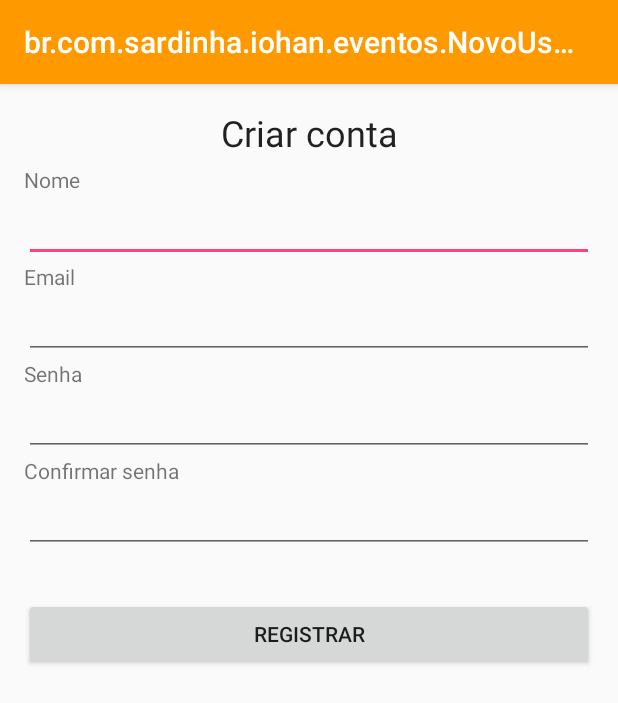
After one commit to IohanSardinha/Eventos, an Android app: the NovoUsuarioAcivity screen opened directly, with no data from a screen before it, on a phone screen of 412 x 824 dp. The commit adds this screen. Shown: the top 703 px of the screen. Run offline under Robolectric (Android 15) with nearby library versions, the phone set to English and light mode, and no system bars; our stand-ins replace Firebase (no records; nobody signed in at launch, a user with empty details on screens opened directly).

Commit message:
Adds sign up screen

```diff
--- a/app/src/main/AndroidManifest.xml
+++ b/app/src/main/AndroidManifest.xml
@@ -22,7 +22,8 @@
             android:name=".NovoEventoActivity"
             android:label="@string/novo_evento" />
         <activity android:name=".DetalhesEventoActivity" />
-        <activity android:name=".EventosActivity"></activity>
+        <activity android:name=".EventosActivity" />
+        <activity android:name=".NovoUsuarioAcivity"></activity>
     </application>
 
 </manifest>
--- a/app/src/main/java/br/com/sardinha/iohan/eventos/MainActivity.java
+++ b/app/src/main/java/br/com/sardinha/iohan/eventos/MainActivity.java
@@ -78,4 +78,8 @@ public class MainActivity extends AppCompatActivity {
             Toast.makeText(this, "Preencha os campos", Toast.LENGTH_SHORT).show();
         }
     }
+
+    public void novoUsuario(View view) {
+        startActivity(new Intent(MainActivity.this,NovoUsuarioAcivity.class));
+    }
 }
--- /dev/null
+++ b/app/src/main/java/br/com/sardinha/iohan/eventos/NovoUsuarioAcivity.java
@@ -0,0 +1,56 @@
+package br.com.sardinha.iohan.eventos;
+
+import android.support.annotation.NonNull;
+import android.support.v7.app.AppCompatActivity;
+import android.os.Bundle;
+import android.view.View;
+import android.widget.EditText;
+import android.widget.Toast;
+
+import com.google.android.gms.tasks.OnCompleteListener;
+import com.google.android.gms.tasks.Task;
+import com.google.firebase.auth.AuthResult;
+import com.google.firebase.auth.FirebaseAuth;
+
+public class NovoUsuarioAcivity extends AppCompatActivity {
+
+    private FirebaseAuth auth;
+
+    @Override
+    protected void onCreate(Bundle savedInstanceState) {
+        super.onCreate(savedInstanceState);
+        setContentView(R.layout.activity_novo_usuario_acivity);
+        auth = FirebaseAuth.getInstance();
+    }
+
+    public void registrar(View view) {
+        final String nome = ((EditText)findViewById(R.id.nome_registro)).getText().toString();
+        String email = ((EditText)findViewById(R.id.email_registro)).getText().toString();
+        String senha = ((EditText)findViewById(R.id.senha_registro)).getText().toString();
+        String confSenha = ((EditText)findViewById(R.id.confirmar_senha_registro)).getText().toString();
+        if(nome.isEmpty() || email.isEmpty() || senha.isEmpty() || confSenha.isEmpty())
+        {
+            Toast.makeText(this, "Preencha todos os campos", Toast.LENGTH_SHORT).show();
+        }
+        else if(!senha.equals(confSenha))
+        {
+            Toast.makeText(this, "Senhas não batem", Toast.LENGTH_SHORT).show();
+        }
+        else {
+            auth.createUserWithEmailAndPassword(email,senha).addOnCompleteListener(this, new OnCompleteListener<AuthResult>() {
+                @Override
+                public void onComplete(@NonNull Task<AuthResult> task) {
+                    if(task.isSuccessful()){
+                        Toast.makeText(NovoUsuarioAcivity.this, "Usuario "+nome+" registrado", Toast.LENGTH_SHORT).show();
+                        finish();
+                    }
+                    else
+                    {
+                        Toast.makeText(NovoUsuarioAcivity.this, "Não foi possivel registrar usuário", Toast.LENGTH_SHORT).show();
+                    }
+                }
+            });
+
+        }
+    }
+}
--- a/app/src/main/res/layout/activity_main.xml
+++ b/app/src/main/res/layout/activity_main.xml
@@ -1,6 +1,5 @@
 <?xml version="1.0" encoding="utf-8"?>
 <RelativeLayout xmlns:android="http://schemas.android.com/apk/res/android"
-    xmlns:app="http://schemas.android.com/apk/res-auto"
     xmlns:tools="http://schemas.android.com/tools"
     android:id="@+id/activity_main"
     android:layout_width="match_parent"
@@ -81,4 +80,13 @@
         android:layout_alignParentRight="true"
         android:layout_alignParentEnd="true" />
 
+    <Button
+        android:text="Criar conta"
+        android:layout_width="wrap_content"
+        android:layout_height="wrap_content"
+        android:id="@+id/button2"
+        android:layout_below="@id/button"
+        android:layout_centerHorizontal="true"
+        android:onClick="novoUsuario" />
+
 </RelativeLayout>
--- /dev/null
+++ b/app/src/main/res/layout/activity_novo_usuario_acivity.xml
@@ -0,0 +1,83 @@
+<?xml version="1.0" encoding="utf-8"?>
+<LinearLayout xmlns:android="http://schemas.android.com/apk/res/android"
+    xmlns:tools="http://schemas.android.com/tools"
+    android:id="@+id/activity_novo_usuario_acivity"
+    android:layout_width="match_parent"
+    android:layout_height="match_parent"
+    android:paddingBottom="@dimen/activity_vertical_margin"
+    android:paddingLeft="@dimen/activity_horizontal_margin"
+    android:paddingRight="@dimen/activity_horizontal_margin"
+    android:paddingTop="@dimen/activity_vertical_margin"
+    tools:context="br.com.sardinha.iohan.eventos.NovoUsuarioAcivity"
+    android:orientation="vertical">
+
+    <TextView
+        android:text="Criar conta"
+        android:layout_width="match_parent"
+        android:layout_height="wrap_content"
+        android:id="@+id/textView13"
+        android:gravity="center_horizontal"
+        android:textAppearance="@style/TextAppearance.AppCompat.Headline" />
+
+    <TextView
+        android:text="Nome"
+        android:layout_width="wrap_content"
+        android:layout_height="wrap_content"
+        android:layout_marginTop="5dp"
+        android:id="@+id/textView5" />
+
+    <EditText
+        android:layout_width="match_parent"
+        android:layout_height="wrap_content"
+        android:inputType="textPersonName"
+        android:ems="10"
+        android:id="@+id/nome_registro" />
+
+    <TextView
+        android:text="Email"
+        android:layout_width="wrap_content"
+        android:layout_height="wrap_content"
+        android:id="@+id/textView10" />
+
+    <EditText
+        android:layout_width="match_parent"
+        android:layout_height="wrap_content"
+        android:inputType="textEmailAddress"
+        android:ems="10"
+        android:id="@+id/email_registro" />
+
+    <TextView
+        android:text="Senha"
+        android:layout_width="wrap_content"
+        android:layout_height="wrap_content"
+        android:id="@+id/textView11" />
+
+    <EditText
+        android:layout_width="match_parent"
+        android:layout_height="wrap_content"
+        android:inputType="textPassword"
+        android:ems="10"
+        android:id="@+id/senha_registro" />
+
+    <TextView
+        android:text="Confirmar senha"
+        android:layout_width="wrap_content"
+        android:layout_height="wrap_content"
+        android:id="@+id/textView14" />
+
+    <EditText
+        android:layout_width="match_parent"
+        android:layout_height="wrap_content"
+        android:inputType="textPassword"
+        android:ems="10"
+        android:id="@+id/confirmar_senha_registro" />
+
+    <Button
+        android:text="Registrar"
+        android:layout_width="match_parent"
+        android:layout_height="wrap_content"
+        android:layout_marginTop="30dp"
+        android:id="@+id/button3"
+        android:onClick="registrar" />
+
+</LinearLayout>
```
